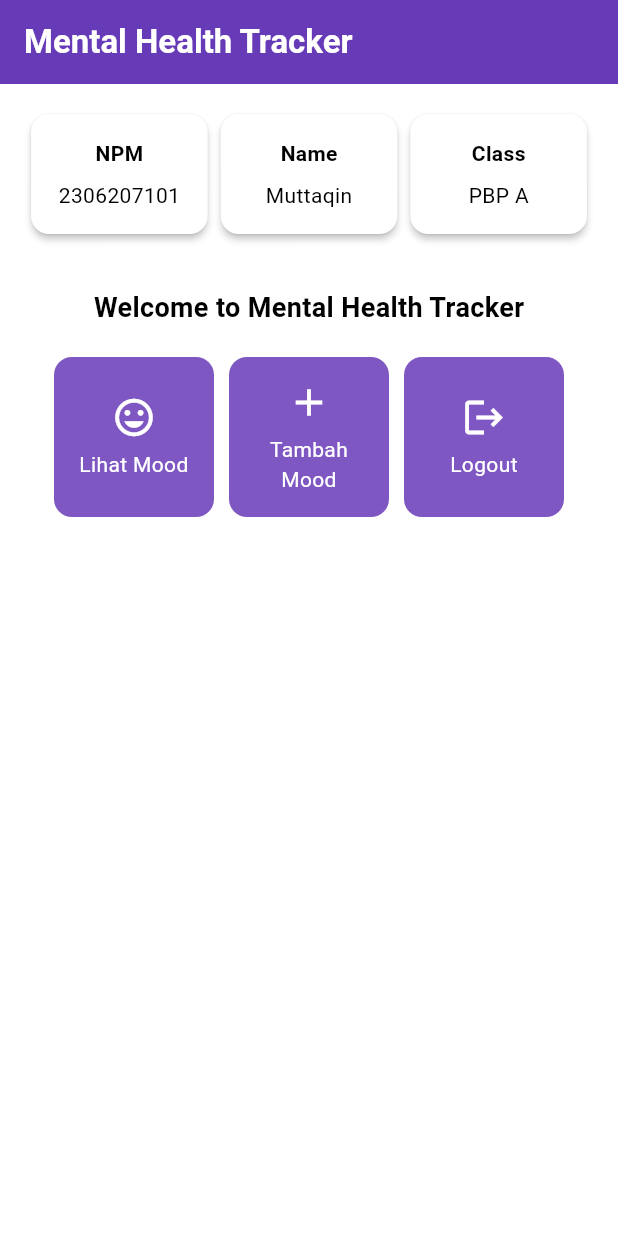
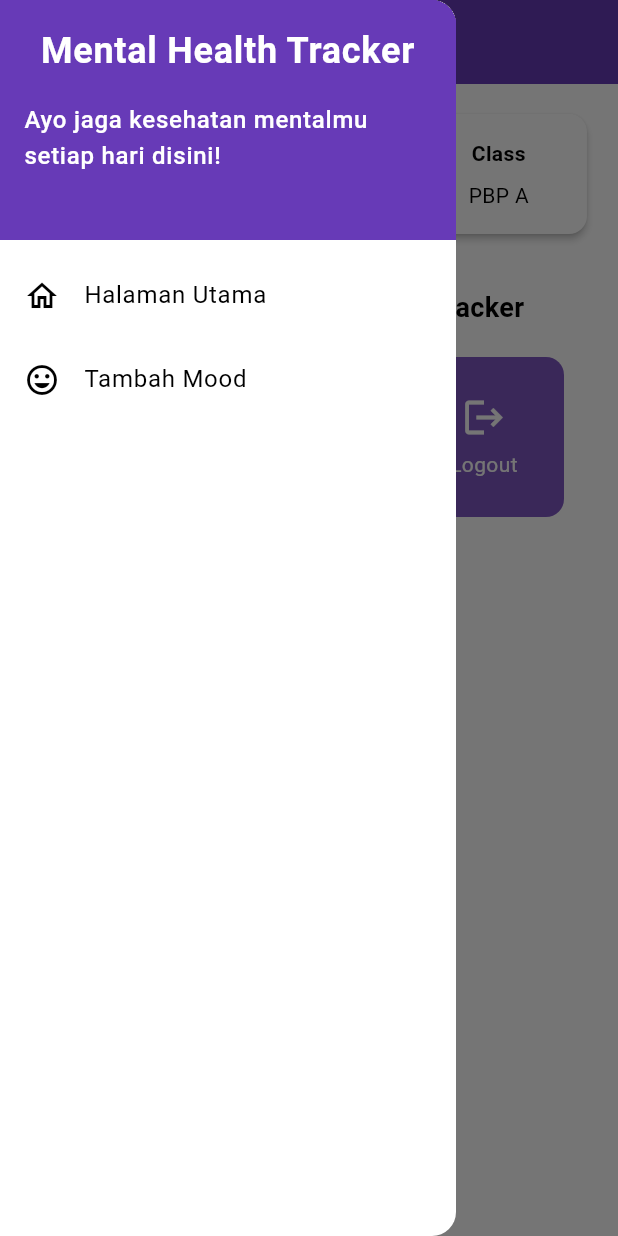
Before and after one commit to muttyqt15/mental-health-tracker-mobile, a Flutter app: the screen it shows after launch, with the side drawer open (before the commit the screen has no drawer), on a phone screen of 412 x 824 dp. Run offline on Flutter 3.47's test engine with Material 3 defaults, Android fonts, the phone set to English and light mode, and no system bars.

Commit message:
feat: tutorial 7

```diff
--- a/lib/main.dart
+++ b/lib/main.dart
@@ -1,5 +1,5 @@
 import 'package:flutter/material.dart';
-import 'package:mental_health_tracker/menu.dart';
+import 'package:mental_health_tracker/screens/menu.dart';
 
 void main() {
   runApp(const MyApp());
--- a/lib/menu.dart
+++ b/lib/screens/menu.dart
@@ -1,4 +1,6 @@
 import 'package:flutter/material.dart';
+import 'package:mental_health_tracker/widgets/left_drawer.dart';
+import 'package:mental_health_tracker/widgets/mood_card.dart';
 
 class MyHomePage extends StatelessWidget  {
   MyHomePage({super.key});
@@ -29,7 +31,9 @@ class MyHomePage extends StatelessWidget  {
         ),
         // Warna latar belakang AppBar diambil dari skema warna tema aplikasi.
         backgroundColor: Theme.of(context).colorScheme.primary,
+        iconTheme: const IconThemeData(color: Colors.white),
       ),
+      drawer: const LeftDrawer(),
       // Body halaman dengan padding di sekelilingnya.
       body: Padding(
         padding: const EdgeInsets.all(16.0),
@@ -92,95 +96,3 @@ class MyHomePage extends StatelessWidget  {
     );
   }
 }
-class InfoCard extends StatelessWidget {
-  // Kartu informasi yang menampilkan title dan content.
-
-  final String title;  // Judul kartu.
-  final String content;  // Isi kartu.
-
-  const InfoCard({super.key, required this.title, required this.content});
-
-  @override
-  Widget build(BuildContext context) {
-    return Card(
-      // Membuat kotak kartu dengan bayangan dibawahnya.
-      elevation: 2.0,
-      child: Container(
-        // Mengatur ukuran dan jarak di dalam kartu.
-        width: MediaQuery.of(context).size.width / 3.5, // menyesuaikan dengan lebar device yang digunakan.
-        padding: const EdgeInsets.all(16.0),
-        // Menyusun title dan content secara vertikal.
-        child: Column(
-          children: [
-            Text(
-              title,
-              style: const TextStyle(fontWeight: FontWeight.bold),
-            ),
-            const SizedBox(height: 8.0),
-            Text(content),
-          ],
-        ),
-      ),
-    );
-  }
-}
-class ItemHomepage {
-  final String name;
-  final IconData icon;
-
-  ItemHomepage(this.name, this.icon);
-}
-
-class ItemCard extends StatelessWidget {
-  // Menampilkan kartu dengan ikon dan nama.
-
-  final ItemHomepage item;
-
-  const ItemCard(this.item, {super.key});
-
-  @override
-  Widget build(BuildContext context) {
-    return Material(
-      // Menentukan warna latar belakang dari tema aplikasi.
-      color: Theme.of(context).colorScheme.secondary,
-      // Membuat sudut kartu melengkung.
-      borderRadius: BorderRadius.circular(12),
-
-      child: InkWell(
-        // Aksi ketika kartu ditekan.
-        onTap: () {
-          // Menampilkan pesan SnackBar saat kartu ditekan.
-          ScaffoldMessenger.of(context)
-            ..hideCurrentSnackBar()
-            ..showSnackBar(
-                SnackBar(content: Text("Kamu telah menekan tombol ${item.name}!"))
-            );
-        },
-        // Container untuk menyimpan Icon dan Text
-        child: Container(
-          padding: const EdgeInsets.all(8),
-          child: Center(
-            child: Column(
-              // Menyusun ikon dan teks di tengah kartu.
-              mainAxisAlignment: MainAxisAlignment.center,
-              children: [
-                Icon(
-                  item.icon,
-                  color: Colors.white,
-                  size: 30.0,
-                ),
-                const Padding(padding: EdgeInsets.all(3)),
-                Text(
-                  item.name,
-                  textAlign: TextAlign.center,
-                  style: const TextStyle(color: Colors.white),
-                ),
-              ],
-            ),
-          ),
-        ),
-      ),
-    );
-  }
-
-}
--- /dev/null
+++ b/lib/widgets/left_drawer.dart
@@ -0,0 +1,63 @@
+import 'package:flutter/material.dart';
+import 'package:mental_health_tracker/screens/menu.dart';
+import 'package:mental_health_tracker/screens/moodentry_form.dart';
+
+class LeftDrawer extends StatelessWidget {
+  const LeftDrawer({super.key});
+
+  @override
+  Widget build(BuildContext context) {
+    return Drawer(
+      child: ListView(
+        children: [
+          DrawerHeader(
+            decoration: BoxDecoration(
+              color: Theme.of(context).colorScheme.primary,
+            ),
+            child: const Column(
+              children: [
+                Text(
+                  'Mental Health Tracker',
+                  textAlign: TextAlign.center,
+                  style: TextStyle(
+                    fontSize: 24,
+                    fontWeight: FontWeight.bold,
+                    color: Colors.white,
+                  ),
+                ),
+                Padding(padding: EdgeInsets.all(8)),
+                Text(
+                  "Ayo jaga kesehatan mentalmu setiap hari disini!",
+                  style: TextStyle(
+                    color: Colors.white,
+                    fontWeight: FontWeight.w500,
+                  ),
+                ),
+              ],
+            ),
+          ),
+          ListTile(
+            leading: const Icon(Icons.home_outlined),
+            title: const Text('Halaman Utama'),
+            // Bagian redirection ke MyHomePage
+            onTap: () {
+              Navigator.pushReplacement(
+                  context,
+                  MaterialPageRoute(
+                    builder: (context) => MyHomePage(),
+                  ));
+            },
+          ),
+          ListTile(
+            leading: const Icon(Icons.mood),
+            title: const Text('Tambah Mood'),
+            // Bagian redirection ke MoodEntryFormPage
+            onTap: () {
+              Navigator.push(context, MaterialPageRoute(builder: (context) => MoodEntryFormPage()));
+            },
+          ),
+        ],
+      ),
+    );
+  }
+}
--- /dev/null
+++ b/lib/widgets/mood_card.dart
@@ -0,0 +1,93 @@
+import 'package:flutter/material.dart';
+
+class InfoCard extends StatelessWidget {
+  // Kartu informasi yang menampilkan title dan content.
+
+  final String title;  // Judul kartu.
+  final String content;  // Isi kartu.
+
+  const InfoCard({super.key, required this.title, required this.content});
+
+  @override
+  Widget build(BuildContext context) {
+    return Card(
+      // Membuat kotak kartu dengan bayangan dibawahnya.
+      elevation: 2.0,
+      child: Container(
+        // Mengatur ukuran dan jarak di dalam kartu.
+        width: MediaQuery.of(context).size.width / 3.5, // menyesuaikan dengan lebar device yang digunakan.
+        padding: const EdgeInsets.all(16.0),
+        // Menyusun title dan content secara vertikal.
+        child: Column(
+          children: [
+            Text(
+              title,
+              style: const TextStyle(fontWeight: FontWeight.bold),
+            ),
+            const SizedBox(height: 8.0),
+            Text(content),
+          ],
+        ),
+      ),
+    );
+  }
+}
+class ItemHomepage {
+  final String name;
+  final IconData icon;
+
+  ItemHomepage(this.name, this.icon);
+}
+
+class ItemCard extends StatelessWidget {
+  // Menampilkan kartu dengan ikon dan nama.
+
+  final ItemHomepage item;
+
+  const ItemCard(this.item, {super.key});
+
+  @override
+  Widget build(BuildContext context) {
+    return Material(
+      // Menentukan warna latar belakang dari tema aplikasi.
+      color: Theme.of(context).colorScheme.secondary,
+      // Membuat sudut kartu melengkung.
+      borderRadius: BorderRadius.circular(12),
+
+      child: InkWell(
+        // Aksi ketika kartu ditekan.
+        onTap: () {
+          // Menampilkan pesan SnackBar saat kartu ditekan.
+          ScaffoldMessenger.of(context)
+            ..hideCurrentSnackBar()
+            ..showSnackBar(
+                SnackBar(content: Text("Kamu telah menekan tombol ${item.name}!"))
+            );
+        },
+        // Container untuk menyimpan Icon dan Text
+        child: Container(
+          padding: const EdgeInsets.all(8),
+          child: Center(
+            child: Column(
+              // Menyusun ikon dan teks di tengah kartu.
+              mainAxisAlignment: MainAxisAlignment.center,
+              children: [
+                Icon(
+                  item.icon,
+                  color: Colors.white,
+                  size: 30.0,
+                ),
+                const Padding(padding: EdgeInsets.all(3)),
+                Text(
+                  item.name,
+                  textAlign: TextAlign.center,
+                  style: const TextStyle(color: Colors.white),
+                ),
+              ],
+            ),
+          ),
+        ),
+      ),
+    );
+  }
+}
```
Also changed, not shown: form_sample/analysis_options.yaml (added, +28 -0 lines), form_sample/lib/main.dart (added, +66 -0 lines), form_sample/pubspec.yaml (added, +90 -0 lines), lib/screens/moodentry_form.dart (added, +159 -0 lines), form_sample/pubspec.lock (added), 123 other files.
